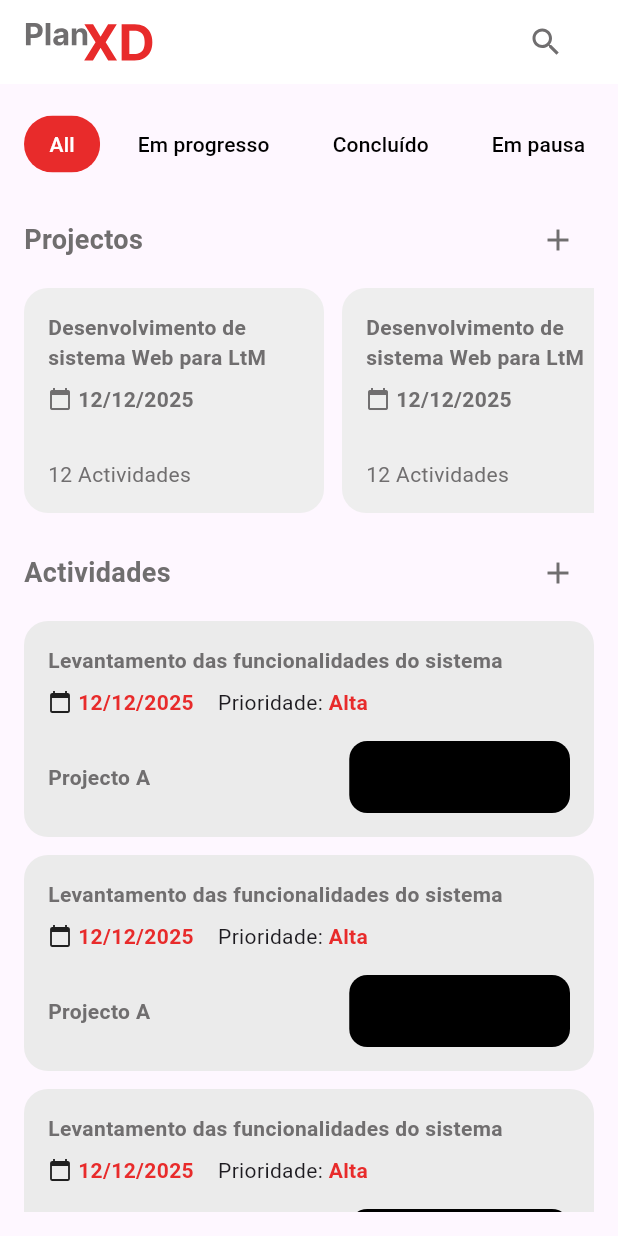
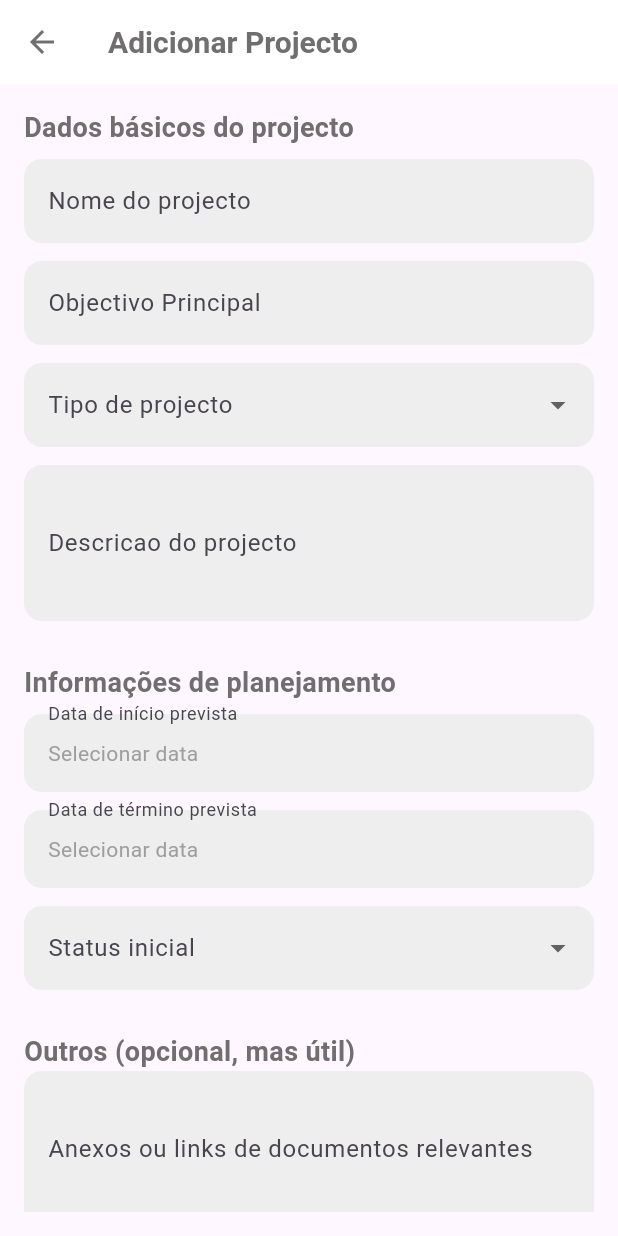
Before and after one commit to HermonYurandaCruz/PlanXD, a Flutter app: the screen it shows after launch, after a tap on the "add" icon, on a phone screen of 412 x 824 dp. Run offline on Flutter 3.47's test engine with Material 3 defaults, Android fonts, the phone set to English and light mode, and no system bars; our stand-ins replace flutter_svg, go_router, sqflite; accounts and stored records are empty.

Commit message:
Add: newProjectScreen,configurado funcao de cadastro de projecto na base de dados

```diff
--- a/lib/main.dart
+++ b/lib/main.dart
@@ -1,5 +1,7 @@
 import 'package:flutter/material.dart';
 import 'package:go_router/go_router.dart';
+import 'package:path/path.dart';
+import 'package:plan_xd/views/telas/newProject_screen.dart';
 import 'views/telas/home_screen.dart';
 import 'views/telas/projetos_screen.dart';
 
@@ -18,6 +20,8 @@
         path: '/projetos',
         builder: (context, state) => ProjetosScreen(),
       ),
+      GoRoute(path: '/new_project',
+      builder:(context,state)=> AdicionarProjectoPage())
     ],
   );
 
@@ -27,7 +31,6 @@
     return MaterialApp.router(
       debugShowCheckedModeBanner: false,
       routerConfig: _router,
-      title: 'Flutter Navigation',
     );
   }
 }
--- a/lib/models/atividade.dart
+++ b/lib/models/atividade.dart
@@ -4,7 +4,7 @@ class Atividade {
   final String dataEntrega;
   final String prioridade;
   final String status;
-  final String projetoNome;
+  final String idProjeto;
 
   Atividade({
     this.id,
@@ -12,7 +12,7 @@ class Atividade {
     required this.dataEntrega,
     required this.prioridade,
     required this.status,
-    required this.projetoNome,
+    required this.idProjeto,
   });
 
   // guardar no SQLite
@@ -23,7 +23,7 @@ class Atividade {
       'dataEntrega': dataEntrega,
       'prioridade': prioridade,
       'status': status,
-      'projetoNome': projetoNome,
+      'idProjeto': idProjeto,
     };
   }
 
@@ -35,7 +35,7 @@ class Atividade {
       dataEntrega: map['dataEntrega'],
       prioridade: map['prioridade'],
       status: map['status'],
-      projetoNome: map['projetoNome'],
+      idProjeto: map['idProjeto'],
     );
   }
 }
--- a/lib/models/projeto.dart
+++ b/lib/models/projeto.dart
@@ -1,13 +1,21 @@
 class Projeto {
   final int? id;
   final String nome;
-  final String dataEntrega;
+  final DateTime dateEnd;
+  final DateTime dateStart;
+  final String objective;
+  final String typeProject;
+  final String descriptionProject;
   final int numeroAtividades;
 
   Projeto({
     this.id,
     required this.nome,
-    required this.dataEntrega,
+    required this.dateEnd,
+    required this.dateStart,
+    required this.objective,
+    required this.typeProject,
+    required this.descriptionProject,
     required this.numeroAtividades,
   });
 
@@ -15,7 +23,11 @@ class Projeto {
     return {
       'id': id,
       'nome': nome,
-      'dataEntrega': dataEntrega,
+      'dateEnd': dateEnd.toIso8601String(),
+      'dateStart': dateStart.toIso8601String(),
+      'objective': objective,
+      'typeProject': typeProject,
+      'descriptionProject': descriptionProject,
       'numeroAtividades': numeroAtividades,
     };
   }
@@ -24,7 +36,11 @@ class Projeto {
     return Projeto(
       id: map['id'],
       nome: map['nome'],
-      dataEntrega: map['dataEntrega'],
+      dateEnd: DateTime.parse(map['dateEnd']),
+      dateStart:DateTime.parse(map['dateStart']),
+      objective: map['objective'],
+      typeProject: map['typeProject'],
+      descriptionProject: map['descriptionProject'],
       numeroAtividades: map['numeroAtividades'],
     );
   }
--- a/lib/views/telas/home_screen.dart
+++ b/lib/views/telas/home_screen.dart
@@ -1,5 +1,6 @@
 import 'package:flutter/material.dart';
 import 'package:flutter_svg/flutter_svg.dart';
+import 'package:go_router/go_router.dart';
 
 import '../../models/ColorItem.dart';
 
@@ -40,11 +41,11 @@ class HomeScreen extends StatelessWidget  {
           children: [
             _buildFilterChips(),
             const SizedBox(height: 16),
-            _buildSectionTitle('Projectos'),
+            _buildSectionTitle(context,'Projectos'),
             const SizedBox(height: 8),
             _buildProjetosList(),
             const SizedBox(height: 16),
-            _buildSectionTitle('Actividades'),
+            _buildSectionTitle(context,'Actividades'),
             const SizedBox(height: 8),
             _buildActividadesList(),
           ],
@@ -90,13 +91,14 @@ class HomeScreen extends StatelessWidget  {
     );
   }
 
-  Widget _buildSectionTitle(String title) {
+  Widget _buildSectionTitle(BuildContext context,String title) {
     return Row(
       mainAxisAlignment: MainAxisAlignment.spaceBetween,
       children: [
         Text(title, style: const TextStyle(fontSize: 18, color: Color(0xFF706E6F) ,fontWeight: FontWeight.bold)),
+
         IconButton(
-          onPressed: () {},
+          onPressed: () => context.push('/new_project'),
           icon: const Icon(Icons.add),color: Color(0xFF706E6F),
         ),
       ],
@@ -110,13 +112,13 @@ class HomeScreen extends StatelessWidget  {
         scrollDirection: Axis.horizontal,
         itemCount: 2, // exemplo
         itemBuilder: (context, index) {
-          return _buildProjetoCard();
+          return _buildProjetoCard(context);
         },
       ),
     );
   }
 
-  Widget _buildProjetoCard() {
+  Widget _buildProjetoCard(BuildContext context) {
     return Container(
       width: 200,
       margin: const EdgeInsets.only(right: 12),
@@ -206,7 +208,7 @@ class HomeScreen extends StatelessWidget  {
               // <-- Botão adaptado aqui!
               Container(
                 decoration: BoxDecoration(
-                  color: selectedItem?.color ?? Colors.black, // cor do botão
+                  color: selectedItem?.color ?? Colors.white, // cor do botão
                   borderRadius: BorderRadius.circular(12),
                 ),
                 padding: const EdgeInsets.symmetric(horizontal: 8),
--- /dev/null
+++ b/lib/views/telas/newProject_screen.dart
@@ -0,0 +1,204 @@
+import 'package:flutter/material.dart';
+import 'package:go_router/go_router.dart';
+
+import '../../DB/db_helper.dart';
+import '../../models/projeto.dart';
+
+class AdicionarProjectoPage extends StatefulWidget {
+  @override
+  _AdicionarProjectoPageState createState() => _AdicionarProjectoPageState();
+}
+
+class _AdicionarProjectoPageState extends State<AdicionarProjectoPage> {
+  final _formKey = GlobalKey<FormState>();
+
+  // Controladores dos campos
+  final nomeController = TextEditingController();
+  final objetivoController = TextEditingController();
+  final descricaoController = TextEditingController();
+  final anexosController = TextEditingController();
+
+  DateTime? dataInicio;
+  DateTime? dataFim;
+
+  String? tipoProjetoSelecionado;
+  String? statusSelecionado;
+
+  List<String> tiposDeProjeto = ['Interno', 'Externo'];
+  List<String> statusList = ['Planejado', 'Em andamento', 'Concluído'];
+
+  Future<void> _selecionarData(BuildContext context, bool isInicio) async {
+    final dataSelecionada = await showDatePicker(
+      context: context,
+      initialDate: DateTime.now(),
+      firstDate: DateTime(2000),
+      lastDate: DateTime(2100),
+    );
+    if (dataSelecionada != null) {
+      setState(() {
+        if (isInicio) {
+          dataInicio = dataSelecionada;
+        } else {
+          dataFim = dataSelecionada;
+        }
+      });
+    }
+  }
+
+  Future<void> _salvarFormulario() async {
+    if (_formKey.currentState!.validate() && dataInicio != null && dataFim != null && tipoProjetoSelecionado != null && statusSelecionado != null) {
+      final projeto = Projeto(
+        nome: nomeController.text,
+        dateEnd: dataFim!,
+        dateStart: dataInicio!,
+        objective: objetivoController.text,
+        typeProject: tipoProjetoSelecionado!,
+        descriptionProject: descricaoController.text,
+        numeroAtividades: 0,
+      );
+      await DBHelper().insertProjeto(projeto);
+
+      ScaffoldMessenger.of(context).showSnackBar(
+        SnackBar(content: Text('Projeto salvo com sucesso!')),
+      );
+      context.pop();
+      // Salvar projeto...
+      print('Projeto salvo: ${projeto.toMap()}');
+    }else{
+      print('Dados em falta');
+    }
+  }
+
+  @override
+  Widget build(BuildContext context) {
+    return Scaffold(
+      appBar: AppBar(
+        title: const Text('Adicionar Projecto',style: const TextStyle(fontSize: 20, color: Color(0xFF706E6F) ,fontWeight: FontWeight.bold)),
+        leading: IconButton(
+          icon: const Icon(Icons.arrow_back),
+          onPressed: () {
+            context.pop();
+          },
+        ),
+        backgroundColor: Colors.white,
+        foregroundColor: Color(0xFF706E6F),
+        elevation: 0,
+      ),
+      body: Padding(
+        padding: const EdgeInsets.all(16),
+        child: Form(
+          key: _formKey,
+          child: ListView(
+            children: [
+              const Text('Dados básicos do projecto',style: const TextStyle(fontSize: 18, color: Color(0xFF706E6F) ,fontWeight: FontWeight.bold)),
+              const SizedBox(height: 8),
+              _inputField(nomeController, 'Nome do projecto'),
+              _inputField(objetivoController, 'Objectivo Principal'),
+              _dropdownField('Tipo de projecto', tiposDeProjeto, tipoProjetoSelecionado, (value) {
+                setState(() => tipoProjetoSelecionado = value);
+              }),
+              _textArea(descricaoController, 'Descricao do projecto'),
+
+              const SizedBox(height: 16),
+              const Text('Informações de planejamento', style: const TextStyle(fontSize: 18, color: Color(0xFF706E6F) ,fontWeight: FontWeight.bold)),
+              const SizedBox(height: 8),
+              _datePickerField(context, 'Data de início prevista', dataInicio, true),
+              _datePickerField(context, 'Data de término prevista', dataFim, false),
+              _dropdownField('Status inicial', statusList, statusSelecionado, (value) {
+                setState(() => statusSelecionado = value);
+              }),
+
+              const SizedBox(height: 16),
+              const Text('Outros (opcional, mas útil)', style: const TextStyle(fontSize: 18, color: Color(0xFF706E6F) ,fontWeight: FontWeight.bold)),
+              _textArea(anexosController, 'Anexos ou links de documentos relevantes'),
+
+              const SizedBox(height: 24),
+              ElevatedButton(
+                style: ElevatedButton.styleFrom(
+                  backgroundColor: Color(0xFFE82B2B),
+                  shape: RoundedRectangleBorder(borderRadius: BorderRadius.circular(30)),
+                  padding: const EdgeInsets.symmetric(vertical: 12),
+                ),
+                onPressed: _salvarFormulario,
+                child: const Text('Adicionar Projecto', style: TextStyle(fontWeight:  FontWeight.bold,color: Color(0xFFFFFFFF)),),
+              ),
+            ],
+          ),
+        ),
+      ),
+    );
+  }
+
+  Widget _inputField(TextEditingController controller, String label) {
+    return Padding(
+      padding: const EdgeInsets.only(bottom: 12),
+      child: TextFormField(
+        controller: controller,
+        decoration: InputDecoration(
+          labelText: label,
+          filled: true,
+          fillColor: Colors.grey[200],
+          border: OutlineInputBorder(borderRadius: BorderRadius.circular(12), borderSide: BorderSide.none),
+        ),
+        validator: (value) => value == null || value.isEmpty ? 'Campo obrigatório' : null,
+      ),
+    );
+  }
+
+  Widget _dropdownField(String label, List<String> items, String? selected, ValueChanged<String?> onChanged) {
+    return Padding(
+      padding: const EdgeInsets.only(bottom: 12),
+      child: DropdownButtonFormField<String>(
+        value: selected,
+        decoration: InputDecoration(
+          labelText: label,
+          filled: true,
+          fillColor: Colors.grey[200],
+          border: OutlineInputBorder(borderRadius: BorderRadius.circular(12), borderSide: BorderSide.none),
+        ),
+        items: items.map((item) => DropdownMenuItem(value: item, child: Text(item))).toList(),
+        onChanged: onChanged,
+        validator: (value) => value == null ? 'Selecione uma opção' : null,
+      ),
+    );
+  }
+
+  Widget _textArea(TextEditingController controller, String label) {
+    return Padding(
+      padding: const EdgeInsets.only(bottom: 12),
+      child: TextFormField(
+        controller: controller,
+        maxLines: 3,
+        decoration: InputDecoration(
+          labelText: label,
+          filled: true,
+          fillColor: Colors.grey[200],
+          border: OutlineInputBorder(borderRadius: BorderRadius.circular(12), borderSide: BorderSide.none),
+        ),
+      ),
+    );
+  }
+
+  Widget _datePickerField(BuildContext context, String label, DateTime? selectedDate, bool isInicio) {
+    return Padding(
+      padding: const EdgeInsets.only(bottom: 12),
+      child: InkWell(
+        onTap: () => _selecionarData(context, isInicio),
+        child: InputDecorator(
+          decoration: InputDecoration(
+            labelText: label,
+            filled: true,
+            fillColor: Colors.grey[200],
+            border: OutlineInputBorder(borderRadius: BorderRadius.circular(12), borderSide: BorderSide.none),
+          ),
+          child: Text(
+            selectedDate != null
+                ? '${selectedDate.day}/${selectedDate.month}/${selectedDate.year}'
+                : 'Selecionar data',
+            style: TextStyle(color: selectedDate != null ? Colors.black : Colors.grey),
+          ),
+        ),
+      ),
+    );
+  }
+}
```
Also changed, not shown: lib/DB/db_helper.dart (+6 -2 lines), assets/icons/icon_back.svg (added), lib/views/telas/projectDatail_screen.dart (added), 1 other file.
